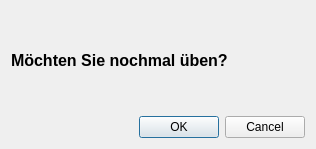
Qt form src/gui/dialogs/game/excercisedialog.ui (hrafnass/ANTv2) before a commit.
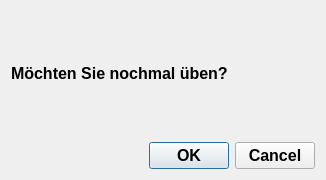
The same form after that commit.

Commit message: changed all fonts to one

```diff
--- a/src/gui/dialogs/game/excercisedialog.ui
+++ b/src/gui/dialogs/game/excercisedialog.ui
@@ -6,10 +6,17 @@
    <rect>
     <x>0</x>
     <y>0</y>
-    <width>316</width>
-    <height>148</height>
+    <width>326</width>
+    <height>180</height>
    </rect>
   </property>
+  <property name="font">
+   <font>
+    <pointsize>12</pointsize>
+    <weight>75</weight>
+    <bold>true</bold>
+   </font>
+  </property>
   <property name="windowTitle">
    <string>Weiter üben?</string>
   </property>
@@ -66,6 +73,13 @@
    </item>
    <item>
     <widget class="QDialogButtonBox" name="buttonBox">
+     <property name="font">
+      <font>
+       <pointsize>12</pointsize>
+       <weight>75</weight>
+       <bold>true</bold>
+      </font>
+     </property>
      <property name="orientation">
       <enum>Qt::Horizontal</enum>
      </property>
```
The commit also changes 5 other files.
